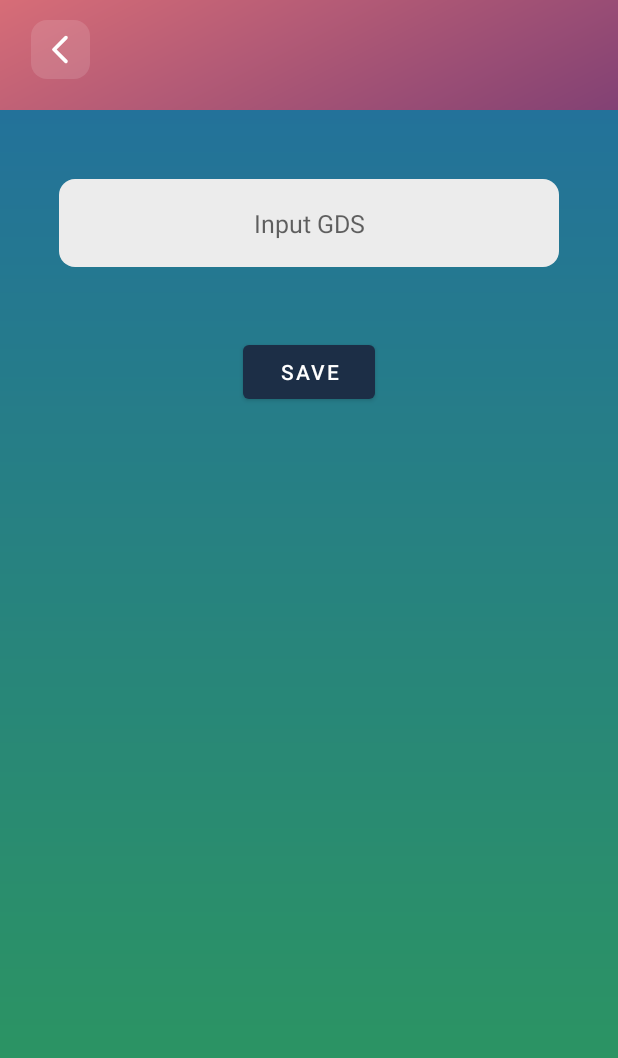
After one commit to herrSyam/VirtuvianApp, an Android app: the AddEditGds screen opened directly, with no data from a screen before it, on a phone screen of 412 x 824 dp. The commit adds this screen. Shown: the top 1058 px of the screen. Run offline under Robolectric (Android 15) with nearby library versions, the phone set to English and light mode, and no system bars; our stand-ins replace sdp/ssp sizes.

Commit message:
update last gds

```diff
--- /dev/null
+++ b/app/src/main/java/com/example/virtuvianapplication/activity/AddEditGds.java
@@ -0,0 +1,58 @@
+package com.example.virtuvianapplication.activity;
+
+import androidx.appcompat.app.AppCompatActivity;
+
+import android.os.Bundle;
+
+import com.example.virtuvianapplication.app.ApiConfig;
+import com.example.virtuvianapplication.databinding.ActivityAddEditGdsBinding;
+import com.example.virtuvianapplication.response.PostResponse;
+import com.example.virtuvianapplication.util.Constants;
+import com.example.virtuvianapplication.util.PreferenceManager;
+
+import retrofit2.Call;
+import retrofit2.Callback;
+import retrofit2.Response;
+
+public class AddEditGds extends AppCompatActivity {
+
+    private ActivityAddEditGdsBinding binding;
+    private PreferenceManager preferenceManager;
+
+    @Override
+    protected void onCreate(Bundle savedInstanceState) {
+        super.onCreate(savedInstanceState);
+        binding = ActivityAddEditGdsBinding.inflate(getLayoutInflater());
+        setContentView(binding.getRoot());
+        preferenceManager = new PreferenceManager(getApplicationContext());
+
+        setListeners();
+    }
+
+    private void setListeners()
+    {
+        binding.imageBack.setOnClickListener(v -> onBackPressed());
+        binding.btnSave.setOnClickListener(v -> saveGds());
+    }
+
+    private void saveGds()
+    {
+        final Double value_gds = Double.parseDouble(binding.inputGds.getText().toString());
+        final String user_id = preferenceManager.getString(Constants.KEY_USER_ID);
+
+        Call<PostResponse> call = ApiConfig.getApiRequest().addGds("add",user_id, value_gds);
+        call.enqueue(new Callback<PostResponse>() {
+            @Override
+            public void onResponse(Call<PostResponse> call, Response<PostResponse> response) {
+                PostResponse postResponse = response.body();
+                onBackPressed();
+            }
+
+            @Override
+            public void onFailure(Call<PostResponse> call, Throwable t) {
+
+            }
+        });
+
+    }
+}
--- a/app/src/main/java/com/example/virtuvianapplication/activity/MainActivity.java
+++ b/app/src/main/java/com/example/virtuvianapplication/activity/MainActivity.java
@@ -12,6 +12,7 @@ import com.example.virtuvianapplication.R;
 import com.example.virtuvianapplication.app.ApiConfig;
 import com.example.virtuvianapplication.fragment.Diet;
 import com.example.virtuvianapplication.fragment.Aktivitas;
+import com.example.virtuvianapplication.fragment.Gds;
 import com.example.virtuvianapplication.fragment.Obat;
 import com.example.virtuvianapplication.fragment.Penkes;
 import com.example.virtuvianapplication.response.PostResponse;
@@ -60,6 +61,9 @@ public class MainActivity extends AppCompatActivity {
                     case R.id.obat:
                         selectedFragment = new Obat();
                         break;
+                    case R.id.gds:
+                        selectedFragment = new Gds();
+                        break;
                 }
 
                 getSupportFragmentManager().beginTransaction().replace(R.id.fragment_container, selectedFragment).commit();
--- /dev/null
+++ b/app/src/main/res/layout/activity_add_edit_gds.xml
@@ -0,0 +1,75 @@
+<?xml version="1.0" encoding="utf-8"?>
+<androidx.constraintlayout.widget.ConstraintLayout
+    xmlns:android="http://schemas.android.com/apk/res/android"
+    xmlns:app="http://schemas.android.com/apk/res-auto"
+    xmlns:tools="http://schemas.android.com/tools"
+    android:layout_width="match_parent"
+    android:layout_height="match_parent"
+    android:orientation="vertical"
+    android:background="@drawable/background"
+    tools:context=".activity.AddEditGds">
+
+    <androidx.appcompat.widget.AppCompatImageView
+        android:id="@+id/imageBack"
+        android:layout_width="@dimen/_30sdp"
+        android:layout_height="@dimen/_30sdp"
+        android:layout_marginStart="@dimen/_16sdp"
+        android:layout_marginLeft="@dimen/_16sdp"
+        android:layout_marginTop="@dimen/_10sdp"
+        android:background="@drawable/background_icon"
+        android:src="@drawable/ic_back"
+        android:padding="@dimen/_6sdp"
+        android:tint="@color/white"
+        app:layout_constraintStart_toStartOf="parent"
+        app:layout_constraintTop_toTopOf="parent"/>
+
+    <FrameLayout
+        android:layout_width="match_parent"
+        android:layout_height="0dp"
+        android:layout_marginTop="@dimen/_16sdp"
+        android:orientation="vertical"
+        android:background="@drawable/background_content_center"
+        app:layout_constraintBottom_toBottomOf="parent"
+        app:layout_constraintTop_toBottomOf="@id/imageBack">
+
+        <LinearLayout
+            android:layout_width="match_parent"
+            android:layout_height="wrap_content"
+            android:orientation="vertical"
+            android:layout_marginTop="@dimen/_5sdp">
+
+            <EditText
+                android:id="@+id/inputGds"
+                android:layout_width="match_parent"
+                android:layout_height="@dimen/_45sdp"
+                android:layout_margin="@dimen/_30sdp"
+                android:background="@drawable/background_input"
+                android:hint="Input GDS"
+                android:imeOptions="actionNext"
+                android:importantForAutofill="no"
+                android:inputType="numberDecimal"
+                android:textAlignment="center"
+                android:textColor="@color/primary_text"
+                android:textSize="@dimen/_13ssp" />
+
+            <com.google.android.material.button.MaterialButton
+                android:id="@+id/btnSave"
+                android:layout_width="wrap_content"
+                android:layout_height="wrap_content"
+                android:layout_marginTop="@dimen/_5sdp"
+                android:layout_gravity="center"
+                android:text="Save"
+                android:textColor="@color/white"/>
+
+            <ProgressBar
+                android:id="@+id/progressBar"
+                android:layout_width="@dimen/_25sdp"
+                android:layout_height="@dimen/_25sdp"
+                android:layout_gravity="center"
+                android:visibility="invisible"/>
+
+        </LinearLayout>
+
+    </FrameLayout>
+
+</androidx.constraintlayout.widget.ConstraintLayout>
--- a/app/src/main/res/menu/bottom_navigation_menu.xml
+++ b/app/src/main/res/menu/bottom_navigation_menu.xml
@@ -25,4 +25,10 @@
         android:enabled="true"
         android:icon="@drawable/ic_pil_injeksi"
         android:title="@string/obat"/>
+
+    <item
+        android:id="@+id/gds"
+        android:enabled="true"
+        android:icon="@drawable/ic_pil_injeksi"
+        android:title="@string/gds"/>
 </menu>
--- a/app/src/main/res/values/strings.xml
+++ b/app/src/main/res/values/strings.xml
@@ -29,4 +29,7 @@
     <string name="set_alarm">Set Alarm</string>
     <string name="laki_laki">laki - laki</string>
     <string name="perempuan">perempuan</string>
+    <string name="gds">GDS</string>
+    <string name="halama_gds">Halama GDS</string>
+    <string name="halaman_gds">Halaman GDS</string>
 </resources>
```
Also changed, not shown: app/src/main/AndroidManifest.xml (+42 -20 lines), app/src/main/java/com/example/virtuvianapplication/adapter/GdsAdapter.java (added, +65 -0 lines), app/src/main/java/com/example/virtuvianapplication/app/ApiRequest.java (+13 -0 lines), app/src/main/java/com/example/virtuvianapplication/firebase/NotificationService.java (+24 -5 lines), app/src/main/java/com/example/virtuvianapplication/fragment/Gds.java (added, +86 -0 lines), app/src/main/java/com/example/virtuvianapplication/model/GdsModel.java (added, +69 -0 lines), app/src/main/java/com/example/virtuvianapplication/response/GdsResponse.java (added, +15 -0 lines), app/src/main/res/layout/activity_gds_listview.xml (added, +91 -0 lines), app/src/main/res/layout/fragment_gds.xml (added, +64 -0 lines).
